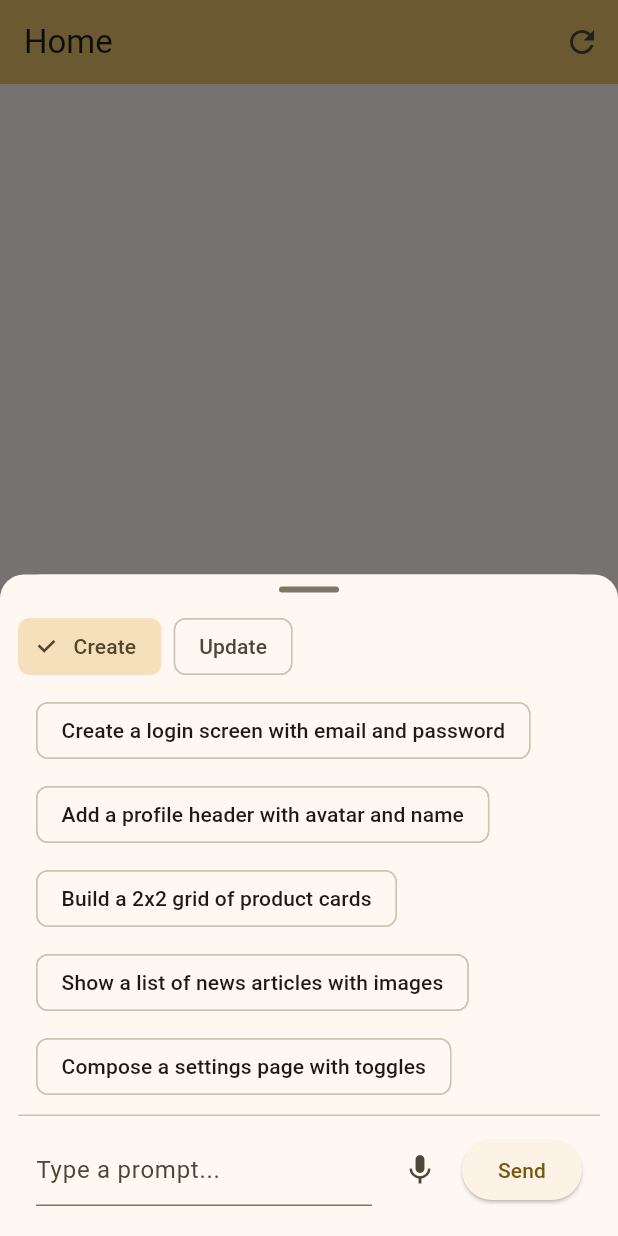
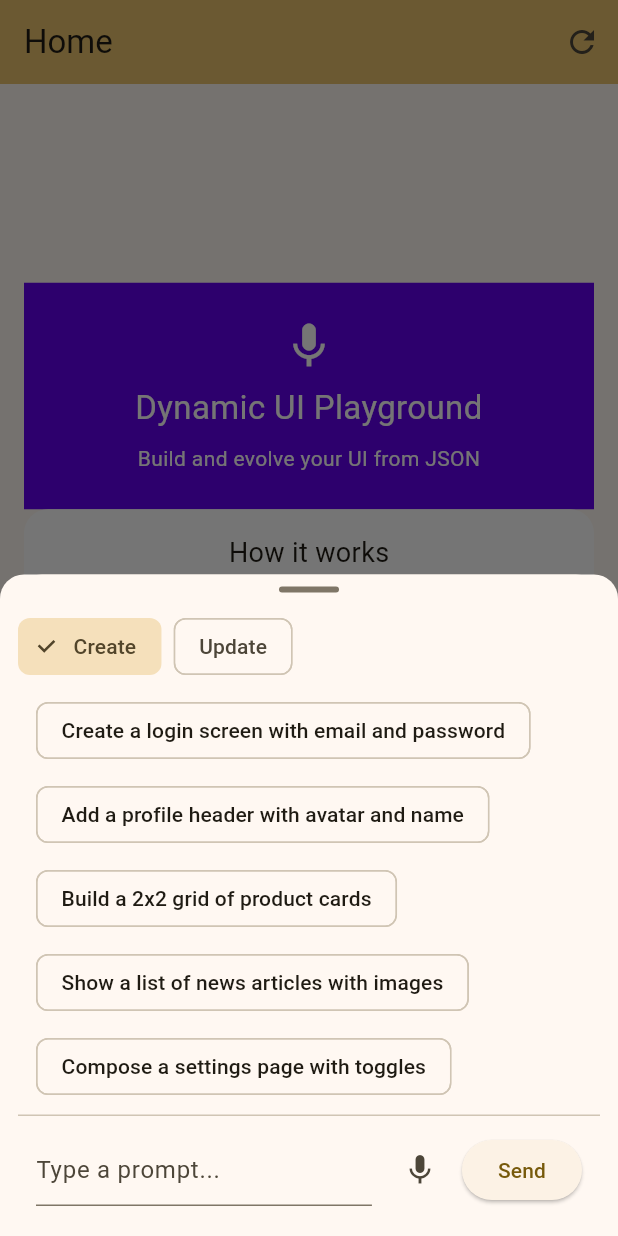
Before and after one commit to JoaoPauloUbaF/dynamic_ui_playground, a Flutter app: the screen it shows after launch, after a tap on the "add comment" icon, on a phone screen of 412 x 824 dp. Run offline on Flutter 3.47's test engine with Material 3 defaults, Android fonts, the phone set to English and light mode, and no system bars; our stand-ins replace flutter_riverpod; network calls fail.

Commit message:
added expanded, flexible and scroll to ds

```diff
--- /dev/null
+++ b/lib/core/design_system/widgets/expanded_ds.dart
@@ -0,0 +1,23 @@
+import 'package:flutter/material.dart';
+import '../base_ds.dart';
+
+class ExpandedDS extends BaseDS<Widget> {
+  ExpandedDS({this.flex = 1, required this.child});
+  final int flex;
+  final Widget child;
+
+  @override
+  String get type => 'expanded';
+
+  @override
+  Widget build() => Expanded(flex: flex, child: child);
+
+  factory ExpandedDS.fromJson(Map<String, dynamic> json, Widget child) =>
+      ExpandedDS(flex: (json['flex'] as int?) ?? 1, child: child);
+
+  @override
+  Map<String, dynamic> toJson() => {
+        'type': type,
+        'flex': flex,
+      };
+}
--- a/lib/core/design_system/widgets_ds.dart
+++ b/lib/core/design_system/widgets_ds.dart
@@ -7,3 +7,6 @@ export 'widgets/icon_ds.dart';
 export 'widgets/image_ds.dart';
 export 'widgets/elevated_button_ds.dart';
 export 'widgets/text_field_ds.dart';
+export 'widgets/expanded_ds.dart';
+export 'widgets/flexible_ds.dart';
+export 'widgets/scroll_ds.dart';
--- a/lib/features/dynamic_ui/domain/providers/ui_json_provider.dart
+++ b/lib/features/dynamic_ui/domain/providers/ui_json_provider.dart
@@ -4,45 +4,261 @@ import 'package:flutter_riverpod/flutter_riverpod.dart';
 
 /// Default JSON used when provider is first loaded or reset.
 const Map<String, dynamic> kDefaultDynamicUiJson = {
-  'type': 'column',
-  'props': {'mainAxisAlignment': 'center', 'crossAxisAlignment': 'center'},
+  'type': 'container',
+  'props': {
+    'decoration': {'color': '#FFF'},
+    'padding': {'all': 16},
+  },
   'children': [
     {
-      'type': 'text',
+      'type': 'column',
       'props': {
-        'value': 'Dynamic UI (Async)',
-        'size': 22,
-        'align': 'center',
-        'fontFamily': 'Inter',
+        'spacing': 0,
+        'mainAxisAlignment': 'center',
+        'crossAxisAlignment': 'center',
       },
+      'children': [
+        // Hero header
+        {
+          'type': 'container',
+          'props': {
+            'decoration': {'color': '#FF6200EE'},
+            'padding': {'all': 24},
+            'alignment': 'center',
           },
+          'children': [
             {
-      'type': 'sizedBox',
-      'props': {'height': 12},
-    },
-    {
-      'type': 'row',
+              'type': 'column',
               'props': {
-        'mainAxisAlignment': 'spaceEvenly',
+                'spacing': 8,
+                'mainAxisAlignment': 'center',
                 'crossAxisAlignment': 'center',
-        'spacing': 8,
               },
               'children': [
                 {
                   'type': 'icon',
                   'props': {
                     'icon': 'mic',
-            'size': 28,
-            'color': '#FF6200EE',
+                    'size': 36,
+                    'color': '#FFFFFFFF',
                     'material3': true,
                     'm3Style': 'outlined',
-            'm3Weight': 400,
+                    'm3Weight': 700,
                     'm3OpticalSize': 48,
                   },
                 },
                 {
                   'type': 'text',
-          'props': {'value': 'Async content loaded', 'size': 16},
+                  'props': {
+                    'value': 'Dynamic UI Playground',
+                    'size': 22,
+                    'align': 'center',
+                    'fontFamily': 'Inter',
+                    'color': '#FFFFFFFF',
+                  },
+                },
+                {
+                  'type': 'text',
+                  'props': {
+                    'value': 'Build and evolve your UI from JSON',
+                    'size': 14,
+                    'align': 'center',
+                    'color': '#FFFFFFFF',
+                  },
+                },
+              ],
+            },
+          ],
+        },
+
+        {
+          'type': 'sizedBox',
+          'props': {'height': 12},
+        },
+
+        // Content card
+        {
+          'type': 'container',
+          'props': {
+            'decoration': {
+              'color': '#FFFFFFFF',
+              'borderRadius': {'all': 16},
+            },
+            'padding': {'all': 16},
+          },
+          'children': [
+            {
+              'type': 'column',
+              'props': {'spacing': 12},
+              'children': [
+                {
+                  'type': 'text',
+                  'props': {
+                    'value': 'How it works',
+                    'size': 18,
+                    'fontFamily': 'Inter',
+                  },
+                },
+                {
+                  'type': 'column',
+                  'props': {'spacing': 8},
+                  'children': [
+                    {
+                      'type': 'row',
+                      'props': {'spacing': 8},
+                      'children': [
+                        {
+                          'type': 'icon',
+                          'props': {'icon': 'add', 'size': 20},
+                        },
+                        {
+                          'type': 'text',
+                          'props': {
+                            'value': 'Tap the button to open the input sheet',
+                            'size': 14,
+                          },
+                        },
+                      ],
+                    },
+                    {
+                      'type': 'row',
+                      'props': {'spacing': 8},
+                      'children': [
+                        {
+                          'type': 'icon',
+                          'props': {'icon': 'add', 'size': 20},
+                        },
+                        {
+                          'type': 'text',
+                          'props': {
+                            'value':
+                                'Choose Create to load a beautiful sample screen',
+                            'size': 14,
+                          },
+                        },
+                      ],
+                    },
+                    {
+                      'type': 'row',
+                      'props': {'spacing': 8},
+                      'children': [
+                        {
+                          'type': 'icon',
+                          'props': {'icon': 'add', 'size': 20},
+                        },
+                        {
+                          'type': 'expanded',
+                          'children': [
+                            {
+                              'type': 'text',
+                              'props': {
+                                'value':
+                                    'Choose Update to tweak borders, colors, fonts, and layout',
+                                'size': 14,
+                                'fontFamily': 'Inter',
+                                'overFlow': 'ellipsis',
+                                'maxLines': 2,
+                              },
+                            },
+                          ],
+                        },
+                      ],
+                    },
+                  ],
+                },
+
+                {
+                  'type': 'sizedBox',
+                  'props': {'height': 8},
+                },
+
+                {
+                  'type': 'text',
+                  'props': {'value': 'Tips', 'size': 18, 'fontFamily': 'Inter'},
+                },
+                {
+                  'type': 'column',
+                  'props': {'spacing': 8},
+                  'children': [
+                    {
+                      'type': 'row',
+                      'props': {'spacing': 8},
+                      'children': [
+                        {
+                          'type': 'icon',
+                          'props': {'icon': 'add', 'size': 20},
+                        },
+                        {
+                          'type': 'text',
+                          'props': {
+                            'value':
+                                'Try: "Change the background color to #FFF2F2F2"',
+                            'size': 14,
+                          },
+                        },
+                      ],
+                    },
+                    {
+                      'type': 'row',
+                      'props': {'spacing': 8},
+                      'children': [
+                        {
+                          'type': 'icon',
+                          'props': {'icon': 'add', 'size': 20},
+                        },
+                        {
+                          'type': 'text',
+                          'props': {
+                            'value': 'Try: "Round the input borders by 20"',
+                            'size': 14,
+                          },
+                        },
+                      ],
+                    },
+                    {
+                      'type': 'row',
+                      'props': {'spacing': 8},
+                      'children': [
+                        {
+                          'type': 'icon',
+                          'props': {'icon': 'add', 'size': 20},
+                        },
+                        {
+                          'type': 'text',
+                          'props': {
+                            'value':
+                                'Try: "Add a text widget after image widget"',
+                            'size': 14,
+                          },
+                        },
+                      ],
+                    },
+                  ],
+                },
+              ],
+            },
+          ],
+        },
+
+        {
+          'type': 'sizedBox',
+          'props': {'height': 12},
+        },
+
+        // Footer logo
+        {
+          'type': 'image',
+          'props': {
+            'url':
+                'https://docs.flutter.dev/assets/images/dash/dash-fainting.gif',
+            'fit': 'contain',
+            'height': 48,
+          },
+        },
+
+        {
+          'type': 'sizedBox',
+          'props': {'height': 24},
         },
       ],
     },
@@ -83,7 +299,9 @@ class DynamicUiJsonNotifier extends AsyncNotifier<Map<String, dynamic>> {
   void resetToDefault() {
     state = const AsyncLoading();
     // No delay needed, but we keep a micro delay to yield the event loop
-    Future<void>.microtask(() => state = const AsyncData(kDefaultDynamicUiJson));
+    Future<void>.microtask(
+      () => state = const AsyncData(kDefaultDynamicUiJson),
+    );
   }
 
   void applyJson(Map<String, dynamic> json) {
@@ -91,6 +309,7 @@ class DynamicUiJsonNotifier extends AsyncNotifier<Map<String, dynamic>> {
   }
 }
 
-final dynamicUiJsonProvider = AsyncNotifierProvider<DynamicUiJsonNotifier, Map<String, dynamic>>(
+final dynamicUiJsonProvider =
+    AsyncNotifierProvider<DynamicUiJsonNotifier, Map<String, dynamic>>(
       () => DynamicUiJsonNotifier(),
     );
--- a/lib/features/dynamic_ui/presentation/widgets/dynamic_ui_builder.dart
+++ b/lib/features/dynamic_ui/presentation/widgets/dynamic_ui_builder.dart
@@ -24,17 +24,38 @@ Widget _buildFromJson(Map<String, dynamic> node) {
       .map((c) => _buildFromJson(c.cast<String, dynamic>()))
       .toList();
 
+  // Optional wrapper handling for flex and scroll
+  Widget wrapIfNeeded(String t, Map<String, dynamic> props, List<Widget> kids) {
+    // Single-child wrappers: expanded, flexible, scroll expect at most one child.
+    if (t == 'expanded') {
+      final child = kids.isNotEmpty ? kids.first : const SizedBox.shrink();
+      return ExpandedDS.fromJson(props, child).build();
+    }
+    if (t == 'flexible') {
+      final child = kids.isNotEmpty ? kids.first : const SizedBox.shrink();
+      return FlexibleDS.fromJson(props, child).build();
+    }
+    if (t == 'scroll') {
+      final child = kids.isNotEmpty ? kids.first : const SizedBox.shrink();
+      return ScrollDS.fromJson(props, child).build();
+    }
+    return const SizedBox.shrink();
+  }
+
   switch (type) {
     case 'row':
       return RowDS.fromJson(props, childrenWidgets).build();
     case 'column':
       return ColumnDS.fromJson(props, childrenWidgets).build();
+    case 'expanded':
+    case 'flexible':
+    case 'scroll':
+      return wrapIfNeeded(type, props, childrenWidgets);
     case 'container':
       final Widget? child = childrenWidgets.isNotEmpty
           ? childrenWidgets.first
           : null;
       return ContainerDS.fromJson(props, child).build();
-    case 'sizedbox':
     case 'sized_box':
       final Widget? child = childrenWidgets.isNotEmpty
           ? childrenWidgets.first
@@ -46,10 +67,8 @@ Widget _buildFromJson(Map<String, dynamic> node) {
       return IconDS.fromJson(props).build();
     case 'image':
       return ImageDS.fromJson(props).build();
-    case 'elevatedbutton':
     case 'elevated_button':
       return ElevatedButtonDS.fromJson(props).build();
-    case 'textfield':
     case 'text_field':
       return TextFieldDS.fromJson(props).build();
     default:
--- a/lib/main.dart
+++ b/lib/main.dart
@@ -48,9 +48,7 @@ class MyHomePage extends ConsumerWidget {
           ),
         ],
       ),
-      body: Padding(
-        padding: const EdgeInsets.all(12.0),
-        child: asyncJson.when(
+      body: asyncJson.when(
         loading: () => const Center(child: CircularProgressIndicator()),
         error: (e, st) {
           final fallback = vm.lastValidOrDefault;
@@ -68,12 +66,12 @@ class MyHomePage extends ConsumerWidget {
             ],
           );
         },
-          data: (json) => Center(child: DynamicUiBuilder(json: json)),
-        ),
+        data: (json) => DynamicUiBuilder(json: json),
       ),
       floatingActionButton: FloatingActionButton(
         onPressed: () async {
-          final currentJson = ref.read(dynamicUiJsonProvider).value ?? vm.lastValidOrDefault;
+          final currentJson =
+              ref.read(dynamicUiJsonProvider).value ?? vm.lastValidOrDefault;
           final updateSugs = getUpdateSuggestionsForJson(currentJson);
           final result = await showModalBottomSheet(
             context: context,
```
Also changed, not shown: lib/core/design_system/widgets/flexible_ds.dart (added, +49 -0 lines), lib/core/design_system/widgets/scroll_ds.dart (added, +45 -0 lines). Lines whose indentation alone changed are shown as unchanged.
